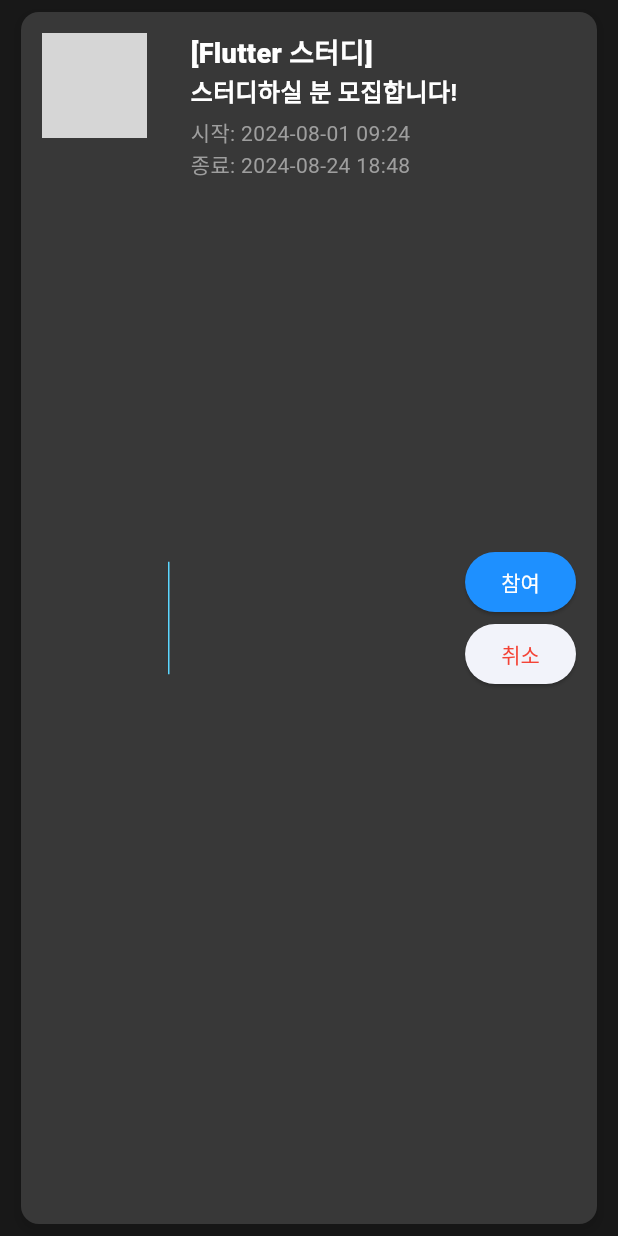
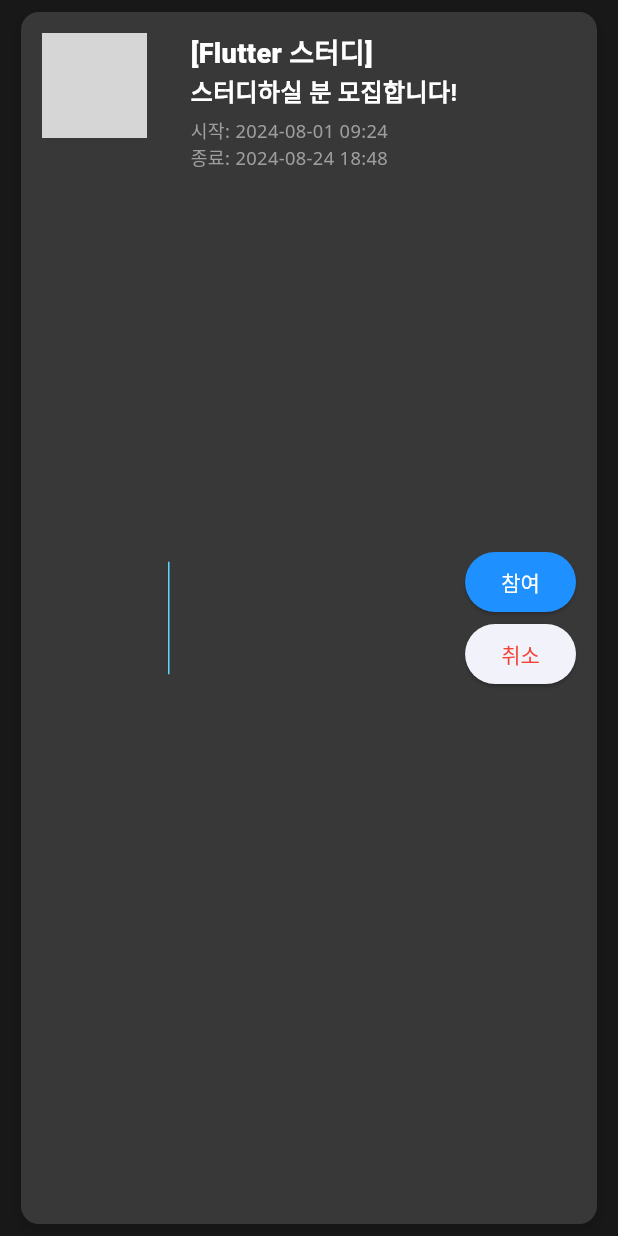
Before and after one commit to jhdo-dev/elice-1st-topkon, a Flutter app: the ChatRoom widget shown alone on an empty page, opened directly, on a phone screen of 412 x 824 dp. Run offline on Flutter 3.47's test engine with Material 3 defaults, Android fonts, the phone set to English and light mode, and no system bars; our stand-ins replace bloc, dartz, dio, equatable, flutter_bloc, flutter_screenutil and 5 more; accounts and stored records are empty; grey boxes are pictures that could not be loaded.

Commit message:
feat: fontsize 반응형 추가

```diff
--- a/alarm_front/lib/presentation/pages/room_list/widgets/chat_room.dart
+++ b/alarm_front/lib/presentation/pages/room_list/widgets/chat_room.dart
@@ -1,4 +1,5 @@
 import 'package:alarm_front/config/colors.dart';
+import 'package:alarm_front/config/text_styles.dart';
 import 'package:alarm_front/presentation/bloc/room/room_bloc.dart';
 import 'package:flutter/material.dart';
 import 'package:flutter_bloc/flutter_bloc.dart';
@@ -103,20 +104,10 @@ class _ChatRoomState extends State<ChatRoom> {
                   ),
                 ),
                 const SizedBox(height: 5.0),
-                Text(
-                  '시작: ${widget.roomStartDate}',
-                  style: const TextStyle(
-                    fontSize: 14.0,
-                    color: Colors.grey,
-                  ),
-                ),
-                Text(
-                  '종료: ${widget.roomEndDate}',
-                  style: const TextStyle(
-                    fontSize: 14.0,
-                    color: Colors.grey,
-                  ),
-                ),
+                Text('시작: ${widget.roomStartDate}',
+                    style: TextStyles.smallText.copyWith(color: Colors.grey)),
+                Text('종료: ${widget.roomEndDate}',
+                    style: TextStyles.smallText.copyWith(color: Colors.grey)),
               ],
             ),
           ),
```
